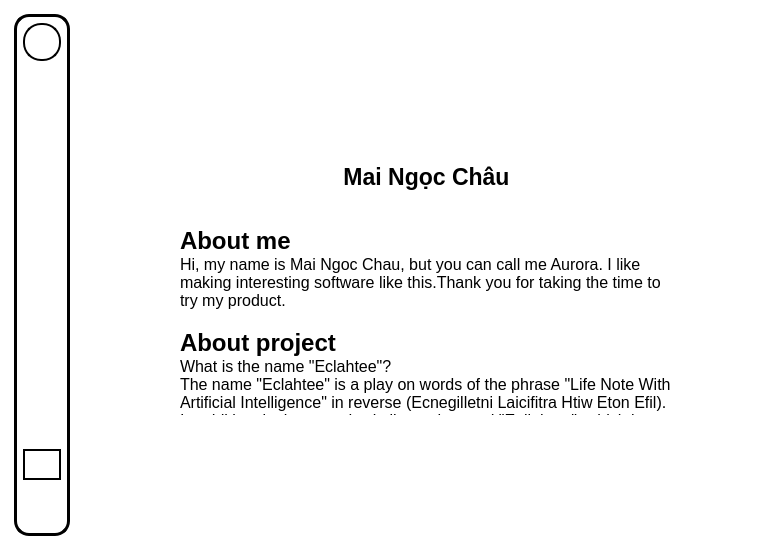
First picture: the form in SPCK/GUI/About.ui, repository MaiNgocChau9/Python-App-A-, before the edit.
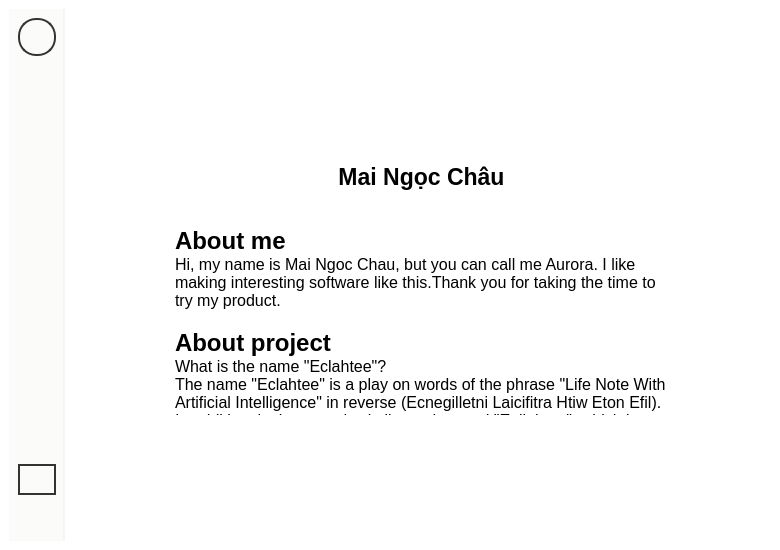
Second picture: the form after the edit. Icons and pictures are not drawn.

```diff
--- a/SPCK/GUI/About.ui
+++ b/SPCK/GUI/About.ui
@@ -29,12 +29,11 @@
     <item>
      <widget class="QWidget" name="widget" native="true">
       <property name="styleSheet">
-       <string notr="true">max-width: 50px;
-background-color: white;
-border-radius: 15px;
-border: 3px solid black;
+       <string notr="true">max-width: 54px;
+background-color: #FBFBFA;
+border-right: 2px solid #F5F5F4;
 padding: 0px;
-margin: 5px;</string>
+margin: 0px;</string>
       </property>
       <layout class="QVBoxLayout" name="verticalLayout_2">
        <item>
@@ -51,7 +50,7 @@
 max-height: 34px;
 min-width: 34px;
 max-width: 34px;
-border: 2px solid black;
+border: 2px solid #333333;
 border-radius: 18px;</string>
          </property>
          <property name="text">
@@ -90,7 +89,7 @@
          <property name="styleSheet">
           <string notr="true">QLabel{
 	max-height: 22px;
-	border: 2px solid white;
+	border: 2px solid #FBFBFA;
 	padding: 6px;
 	border-radius: 18px;
 }
@@ -128,7 +127,7 @@
          <property name="styleSheet">
           <string notr="true">QLabel{
 	max-height: 22px;
-	border: 2px solid white;
+	border: 2px solid #FBFBFA;
 	padding: 6px;
 	border-radius: 18px;
 }
@@ -166,7 +165,7 @@
          <property name="styleSheet">
           <string notr="true">QLabel{
 	max-height: 22px;
-	border: 2px solid white;
+	border: 2px solid #FBFBFA;
 	padding: 6px;
 	border-radius: 18px;
 }
@@ -216,7 +215,7 @@
          </property>
          <property name="styleSheet">
           <string notr="true">max-height: 22px;
-border: 2px solid black;
+border: 2px solid #333333;
 padding: 6px;
 border-radius: 18px;</string>
          </property>
@@ -246,7 +245,7 @@
          <property name="styleSheet">
           <string notr="true">QLabel{
 	max-height: 22px;
-	border: 2px solid white;
+	border: 2px solid #FBFBFA;
 	padding: 6px;
 	border-radius: 18px;
 }
```
